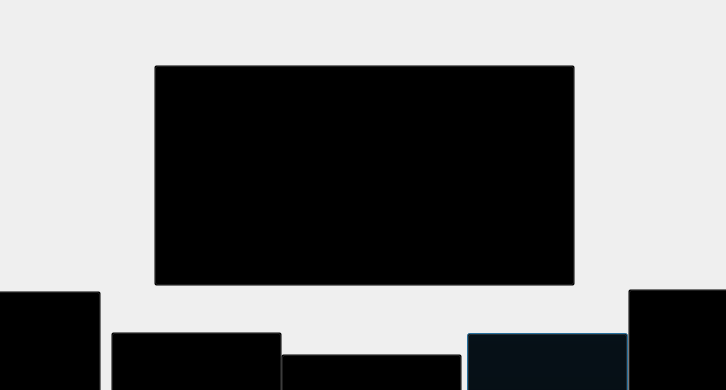
This is SampleBank/home.ui in MohsenIsHere/Simple-bank-desktop-application-simulator as Qt 5 draws it before an edit; both pictures show x 126 to 852 and y 0 to 390 of the 1000 by 570 pixel window. The edited form follows.
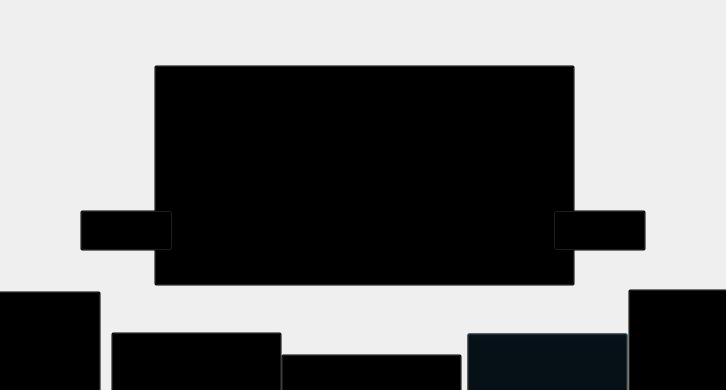
This is the edited form. Icons and pictures are not drawn.

What changed in the file:
```diff
--- a/SampleBank/home.ui
+++ b/SampleBank/home.ui
@@ -214,6 +214,64 @@
     <string/>
    </property>
   </widget>
+  <widget class="QPushButton" name="btnRightPtr">
+   <property name="geometry">
+    <rect>
+     <x>679</x>
+     <y>210</y>
+     <width>93</width>
+     <height>41</height>
+    </rect>
+   </property>
+   <property name="cursor">
+    <cursorShape>PointingHandCursor</cursorShape>
+   </property>
+   <property name="styleSheet">
+    <string notr="true">#btnRightPtr{		
+		background: transparent;
+		background-image: url(&quot;:/Images/right pointer.png&quot;);
+        background-repeat: no-repeat;
+        background-attachment: fixed;
+        background-size: cover;
+        background-position: center;
+}
+#btnRightPtr:hover {
+    background-image: url(&quot;:/Images/rightpointer hover.png&quot;);
+}</string>
+   </property>
+   <property name="text">
+    <string/>
+   </property>
+  </widget>
+  <widget class="QPushButton" name="btnLeftPtr">
+   <property name="geometry">
+    <rect>
+     <x>206</x>
+     <y>210</y>
+     <width>93</width>
+     <height>41</height>
+    </rect>
+   </property>
+   <property name="cursor">
+    <cursorShape>PointingHandCursor</cursorShape>
+   </property>
+   <property name="styleSheet">
+    <string notr="true">#btnLeftPtr{		
+		background: transparent;
+		background-image: url(&quot;:/Images/left pointer.png&quot;);
+        background-repeat: no-repeat;
+        background-attachment: fixed;
+        background-size: cover;
+        background-position: center;
+}
+#btnLeftPtr:hover {
+    background-image: url(&quot;:/Images/left pointer hover.png&quot;);
+}</string>
+   </property>
+   <property name="text">
+    <string/>
+   </property>
+  </widget>
  </widget>
  <resources/>
  <connections/>
```
